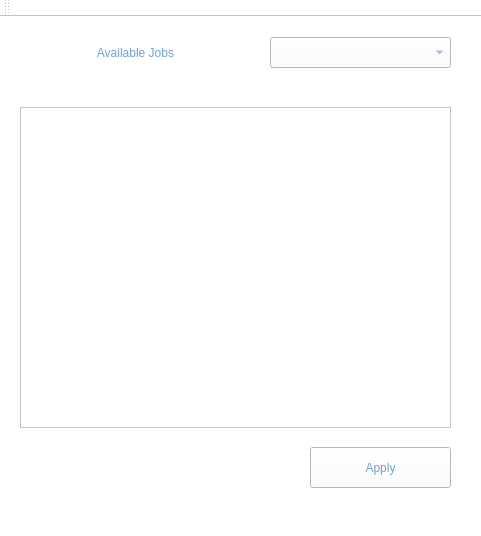
This is mainwindow.ui in AmrElsersy/Hiring-System-Qt as Qt 5 draws it before an edit. The edited form follows.
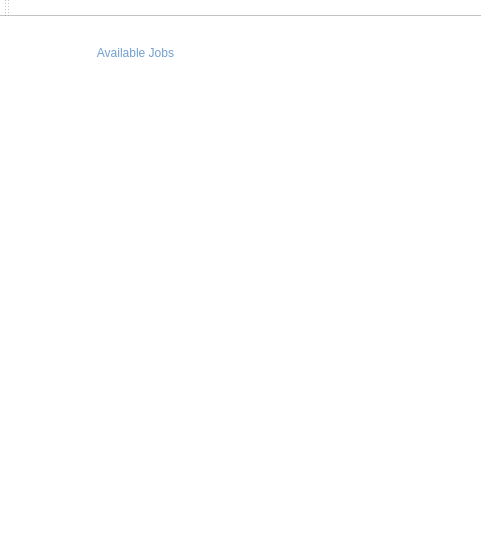
This is the edited form.

What changed in the file:
```diff
--- a/mainwindow.ui
+++ b/mainwindow.ui
@@ -49,79 +49,23 @@
    <widget class="QWidget" name="widget" native="true">
     <property name="geometry">
      <rect>
-      <x>0</x>
-      <y>60</y>
-      <width>541</width>
-      <height>421</height>
+      <x>50</x>
+      <y>80</y>
+      <width>401</width>
+      <height>381</height>
      </rect>
     </property>
-    <widget class="QTextEdit" name="textEdit">
+    <widget class="QWidget" name="verticalLayoutWidget">
      <property name="geometry">
       <rect>
        <x>20</x>
-       <y>30</y>
-       <width>431</width>
-       <height>321</height>
+       <y>50</y>
+       <width>160</width>
+       <height>80</height>
       </rect>
      </property>
-     <property name="readOnly">
-      <bool>true</bool>
-     </property>
+     <layout class="QVBoxLayout" name="verticalLayout"/>
     </widget>
-    <widget class="QPushButton" name="applyButton">
-     <property name="geometry">
-      <rect>
-       <x>310</x>
-       <y>370</y>
-       <width>141</width>
-       <height>41</height>
-      </rect>
-     </property>
-     <property name="cursor">
-      <cursorShape>SizeBDiagCursor</cursorShape>
-     </property>
-     <property name="styleSheet">
-      <string notr="true">color: rgb(114, 159, 207);
-font: 15pt &quot;Ubuntu&quot;;
-border-color: rgb(32, 74, 135);</string>
-     </property>
-     <property name="text">
-      <string>Apply</string>
-     </property>
-    </widget>
-   </widget>
-   <widget class="QComboBox" name="jobsComboBox">
-    <property name="geometry">
-     <rect>
-      <x>270</x>
-      <y>20</y>
-      <width>181</width>
-      <height>31</height>
-     </rect>
-    </property>
-    <property name="styleSheet">
-     <string notr="true">border-color: rgb(32, 74, 135);
-font: 13pt &quot;Ubuntu&quot;;
-color: rgb(114, 159, 207);</string>
-    </property>
-    <property name="editable">
-     <bool>false</bool>
-    </property>
-    <property name="currentText">
-     <string/>
-    </property>
-    <property name="maxVisibleItems">
-     <number>30</number>
-    </property>
-    <property name="maxCount">
-     <number>2147483647</number>
-    </property>
-    <property name="minimumContentsLength">
-     <number>0</number>
-    </property>
-    <property name="frame">
-     <bool>true</bool>
-    </property>
    </widget>
   </widget>
   <widget class="QMenuBar" name="menuBar">
```
